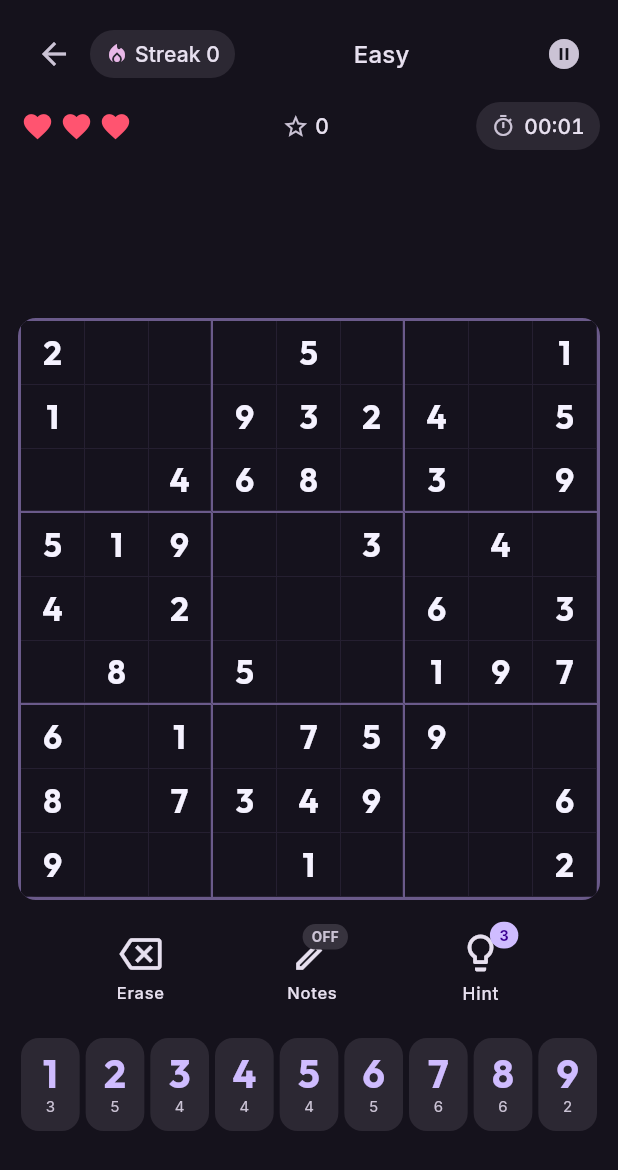
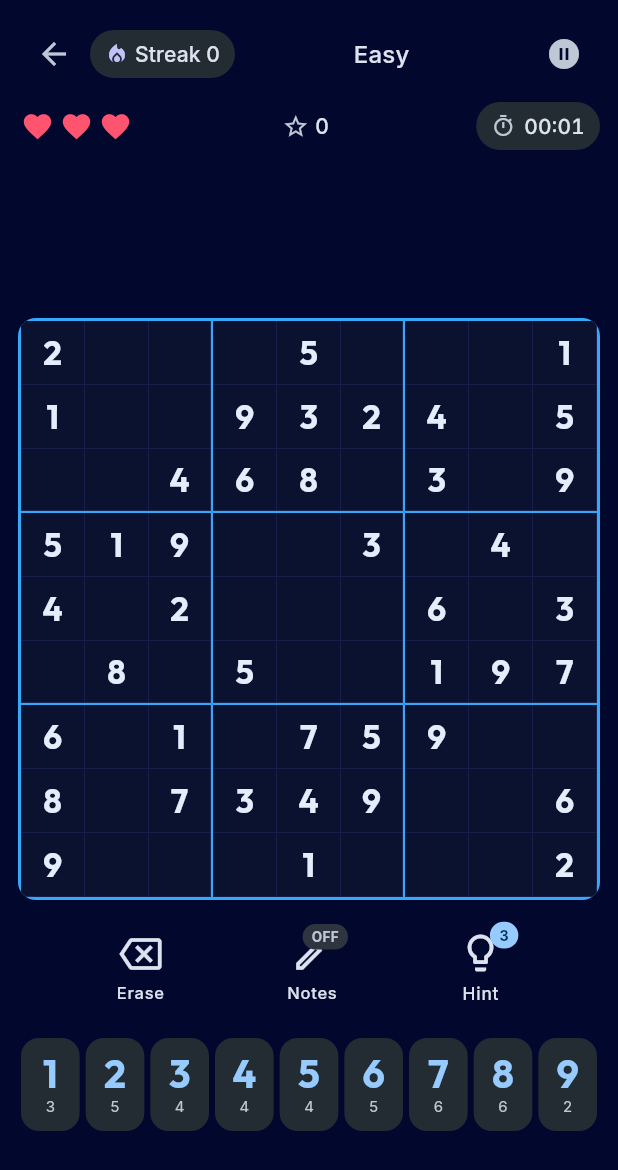
Before and after one commit to BradHeff/HeffelHoff-Sudoku, a Flutter app: the screen it shows after launch, after a tap on an icon or button, on a phone screen of 412 x 824 dp. Shown: the top 1170 px of the screen. Run offline on Flutter 3.47's test engine with Material 3 defaults, Android fonts, the phone set to English and light mode, and no system bars; drawn by our look-alikes of flutter_animate; our stand-ins replace confetti, flutter_riverpod, go_router, google_fonts, supabase_flutter; accounts and stored records are empty.

Commit message:
Brand the app: icons, animated splash, neon palette, BRANDING.md
Replace default Flutter branding with the HeffelHoff neon-circuit
identity sourced from playstore-Logo.png + Logo.png:

- assets/branding/{logo,playstore_icon}.png — canonical logo files
  used by the icon/splash generators and in-app
- flutter_launcher_icons regenerates Android (adaptive + monochrome)
  and iOS launcher icons from playstore_icon.png with a #01072D
  navy adaptive background
- flutter_native_splash regenerates the OS-level splash drawable
  (deep-navy backdrop, centered Logo) for Android + Android 12+ +
  iOS LaunchImage
- New SplashScreen route at /splash: rotating cyan/violet/magenta
  spark ring, neon-glow halo behind the brain Logo, scale-in +
  shimmer, "HEFFELHOFF / SUDOKU" wordmark with cyan→violet
  ShaderMask gradient. Auto-navigates to / after 2.2s.
- AppPalette and AppTheme repainted from the icon's extracted
  palette: cyan #36A8FA primary, electric blue #1948E0 secondary,
  royal violet #A35DF4 tertiary, deep navy #01072D background.
  Cell highlights now read from the new tokens (selected = full
  cyan with dark-on-cyan digit for contrast; same-digit =
  electric blue, very visible against the dark navy board).
- Difficulty-select screen replaces the old static gradient text
  with the brain Logo + cyan glow halo + cyan→violet→ice wordmark
- Theme scaffold + app bar now use brand-navy (#01072D) instead
  of the auto-generated scheme.surface so the dark mode reads as
  the brand background, not generic Material 3 grey-violet
- New docs/BRANDING.md guidelines: logo usage rules (when to use
  Logo vs playstore_icon), the seven-color brand palette with
  hex + role, game-state cell tokens, achievement gradients,
  particle palette, typography (Outfit + Inter), icon-design
  principles, animation principles, voice & tone, quick-ref
  Dart constants
- README links to BRANDING.md alongside PLAN.md

```diff
--- a/lib/core/theme/app_colors.dart
+++ b/lib/core/theme/app_colors.dart
@@ -83,33 +83,44 @@ class AppPalette extends ThemeExtension<AppPalette> {
   /// Thick lines between 3×3 boxes.
   final Color boardLineThick;
 
+  // ---------------------------------------------------------------------
+  // Brand palette extracted from assets/branding/playstore_icon.png:
+  //   #01072D deep navy   — base background
+  //   #030D4E dark navy   — surface
+  //   #05166F mid navy    — elevated surface
+  //   #1948E0 electric    — secondary accent (peer wash, info)
+  //   #36A8FA cyan glow   — PRIMARY brand accent (selected, headlines)
+  //   #A35DF4 violet      — tertiary accent (HH letterform, achievements)
+  //   #E4EDFC pale ice    — foreground text on dark surfaces
+  // See docs/BRANDING.md for the canonical guide.
+  // ---------------------------------------------------------------------
   static const dark = AppPalette(
     goldFrame: [Color(0xFFFFD700), Color(0xFFFFA500)],
     silverFrame: [Color(0xFFC0C0C0), Color(0xFFE5E4E2)],
     bronzeFrame: [Color(0xFFCD7F32), Color(0xFFB87333)],
     lifeRed: Color(0xFFFF5470),
     lifeRedFaded: Color(0x33FF5470),
-    iqGenius: [Color(0xFFB388FF), Color(0xFF7C4DFF), Color(0xFF536DFE)],
+    iqGenius: [Color(0xFF36A8FA), Color(0xFFA35DF4), Color(0xFFE4EDFC)],
     particleTints: [
+      Color(0xFF36A8FA),
+      Color(0xFFA35DF4),
+      Color(0xFF1948E0),
+      Color(0xFFE4EDFC),
       Color(0xFFFFD700),
-      Color(0xFFB388FF),
-      Color(0xFF80DEEA),
-      Color(0xFFFF80AB),
       Color(0xFFFFFFFF),
-      Color(0xFF00E5FF),
     ],
-    cellSurface: Color(0xFF15121D),
-    cellPeer: Color(0xFF231C36),
-    cellSameDigit: Color(0xFF3F2A6E),
-    cellSelected: Color(0xFF7C4DFF),
-    cellSelectedFg: Color(0xFFFFFFFF),
-    cellWrong: Color(0xFF5C1F2E),
-    cellWrongFg: Color(0xFFFFB4BF),
-    cellGivenDigit: Color(0xFFF5F2FF),
-    cellUserDigit: Color(0xFFCBB5FF),
-    cellSameDigitFg: Color(0xFFFFFFFF),
-    boardLine: Color(0xFF2A2438),
-    boardLineThick: Color(0xFF6A5A8A),
+    cellSurface: Color(0xFF0A1230),
+    cellPeer: Color(0xFF152459),
+    cellSameDigit: Color(0xFF1948E0),
+    cellSelected: Color(0xFF36A8FA),
+    cellSelectedFg: Color(0xFF01072D),
+    cellWrong: Color(0xFF4A1430),
+    cellWrongFg: Color(0xFFFFB0C4),
+    cellGivenDigit: Color(0xFFE4EDFC),
+    cellUserDigit: Color(0xFF36A8FA),
+    cellSameDigitFg: Color(0xFFE4EDFC),
+    boardLine: Color(0xFF1A2454),
+    boardLineThick: Color(0xFF36A8FA),
   );
 
   static const light = AppPalette(
--- a/lib/core/theme/app_theme.dart
+++ b/lib/core/theme/app_theme.dart
@@ -3,11 +3,19 @@ import 'package:flutter/material.dart';
 import 'app_colors.dart';
 import 'app_text_styles.dart';
 
-/// Material 3 themes. Default seed is the Material baseline deep violet
-/// (#6750A4). A neon alternate (#00E0FF) ships in Phase 4 via settings.
+/// Material 3 themes. The default seed is HeffelHoff brand cyan
+/// (#36A8FA) — extracted from assets/branding/playstore_icon.png and
+/// documented in docs/BRANDING.md. A retro-violet alternate
+/// (#7C4DFF) ships in Phase 4 via settings.
 class AppTheme {
-  static const Color seedDefault = Color(0xFF6750A4);
-  static const Color seedNeon = Color(0xFF00E0FF);
+  /// HeffelHoff brand cyan. Use for primary actions, headlines, focus.
+  static const Color seedDefault = Color(0xFF36A8FA);
+
+  /// Alternate retro-violet seed (Phase 4 settings toggle).
+  static const Color seedNeon = Color(0xFF7C4DFF);
+
+  /// Brand background — deep navy that matches the icon's grid backdrop.
+  static const Color brandBackground = Color(0xFF01072D);
 
   static ThemeData light({Color seed = seedDefault}) {
     final scheme = ColorScheme.fromSeed(
@@ -29,13 +37,14 @@ class AppTheme {
 
   static ThemeData _build(ColorScheme scheme, AppPalette palette) {
     final textTheme = buildTextTheme(scheme);
+    final isDark = scheme.brightness == Brightness.dark;
     return ThemeData(
       useMaterial3: true,
       colorScheme: scheme,
       textTheme: textTheme,
-      scaffoldBackgroundColor: scheme.surface,
+      scaffoldBackgroundColor: isDark ? brandBackground : scheme.surface,
       appBarTheme: AppBarTheme(
-        backgroundColor: scheme.surface,
+        backgroundColor: isDark ? brandBackground : scheme.surface,
         foregroundColor: scheme.onSurface,
         elevation: 0,
         scrolledUnderElevation: 0,
--- a/lib/features/sudoku/presentation/difficulty_select_screen.dart
+++ b/lib/features/sudoku/presentation/difficulty_select_screen.dart
@@ -22,28 +22,66 @@ class DifficultySelectScreen extends ConsumerWidget {
           child: Column(
             crossAxisAlignment: CrossAxisAlignment.stretch,
             children: [
-              const SizedBox(height: 24),
-              Text(
-                'HeffelHoff',
-                style: iqDisplayStyle(context, size: 36, color: scheme.onSurfaceVariant),
+              const SizedBox(height: 12),
+              // Brand logo + wordmark hero block.
+              Row(
+                children: [
+                  Container(
+                    width: 64,
+                    height: 64,
+                    decoration: BoxDecoration(
+                      shape: BoxShape.circle,
+                      boxShadow: [
+                        BoxShadow(
+                          color: scheme.primary.withValues(alpha: 0.45),
+                          blurRadius: 24,
+                          spreadRadius: 1,
+                        ),
+                      ],
+                    ),
+                    child: Image.asset('assets/branding/logo.png'),
+                  ).animate().fadeIn(duration: 400.ms).scale(
+                        begin: const Offset(0.6, 0.6),
+                        end: const Offset(1, 1),
+                        duration: 400.ms,
+                        curve: Curves.easeOutBack,
+                      ),
+                  const SizedBox(width: 16),
+                  Expanded(
+                    child: Column(
+                      crossAxisAlignment: CrossAxisAlignment.start,
+                      children: [
+                        Text(
+                          'HEFFELHOFF',
+                          style: iqDisplayStyle(
+                            context,
+                            size: 14,
+                            color: scheme.onSurfaceVariant,
+                          ).copyWith(letterSpacing: 4, fontWeight: FontWeight.w400),
+                        ),
+                        ShaderMask(
+                          shaderCallback: (rect) => LinearGradient(
+                            colors: palette.iqGenius,
+                          ).createShader(rect),
+                          child: Text(
+                            'SUDOKU',
+                            style: iqDisplayStyle(context, size: 40, color: Colors.white)
+                                .copyWith(letterSpacing: 4, fontWeight: FontWeight.w900),
+                          ),
+                        ).animate().fadeIn(duration: 400.ms).slideY(begin: 0.2),
+                      ],
+                    ),
+                  ),
+                ],
               ),
-              Text(
-                'SUDOKU',
-                style: iqDisplayStyle(context, size: 64).copyWith(
-                  foreground: Paint()
-                    ..shader = LinearGradient(
-                      colors: palette.iqGenius,
-                    ).createShader(const Rect.fromLTWH(0, 0, 360, 80)),
-                ),
-              ).animate().fadeIn(duration: 400.ms).slideY(begin: 0.2),
-              const SizedBox(height: 8),
+              const SizedBox(height: 12),
               Text(
                 'Pick your difficulty.',
                 style: Theme.of(context).textTheme.bodyLarge?.copyWith(
                       color: scheme.onSurfaceVariant,
                     ),
               ),
-              const SizedBox(height: 32),
+              const SizedBox(height: 24),
               Expanded(
                 child: ListView.separated(
                   itemCount: Difficulty.values.length,
--- /dev/null
+++ b/lib/features/sudoku/presentation/splash_screen.dart
@@ -0,0 +1,200 @@
+import 'dart:math' as math;
+
+import 'package:flutter/material.dart';
+import 'package:flutter_animate/flutter_animate.dart';
+import 'package:go_router/go_router.dart';
+
+import '../../../core/theme/app_text_styles.dart';
+
+/// Animated in-app splash. Shown on first launch after the OS-level
+/// native splash hands off. Deep-navy backdrop with the brain Logo
+/// scaling in + neon pulsing, framed by a slow-rotating ring of
+/// cyan/violet/magenta sparks. Auto-navigates to the home route
+/// after [duration].
+class SplashScreen extends StatefulWidget {
+  const SplashScreen({
+    super.key,
+    this.duration = const Duration(milliseconds: 2200),
+  });
+
+  final Duration duration;
+
+  @override
+  State<SplashScreen> createState() => _SplashScreenState();
+}
+
+class _SplashScreenState extends State<SplashScreen> with SingleTickerProviderStateMixin {
+  late final AnimationController _ringController;
+
+  @override
+  void initState() {
+    super.initState();
+    _ringController = AnimationController(
+      vsync: this,
+      duration: const Duration(seconds: 8),
+    )..repeat();
+    Future<void>.delayed(widget.duration, () {
+      if (!mounted) return;
+      context.go('/');
+    });
+  }
+
+  @override
+  void dispose() {
+    _ringController.dispose();
+    super.dispose();
+  }
+
+  @override
+  Widget build(BuildContext context) {
+    return Scaffold(
+      backgroundColor: const Color(0xFF01072D),
+      body: Stack(
+        alignment: Alignment.center,
+        children: [
+          // Faint grid backdrop hint — same vibe as the playstore icon.
+          const Positioned.fill(child: _GridBackdrop()),
+
+          // Slow-rotating spark ring around the logo.
+          AnimatedBuilder(
+            animation: _ringController,
+            builder: (context, _) => CustomPaint(
+              size: const Size(360, 360),
+              painter: _SparkRingPainter(t: _ringController.value),
+            ),
+          ),
+
+          // The brain Logo with a soft neon halo behind it.
+          Container(
+            width: 240,
+            height: 240,
+            decoration: BoxDecoration(
+              shape: BoxShape.circle,
+              gradient: const RadialGradient(
+                colors: [Color(0x6636A8FA), Color(0x0036A8FA)],
+                stops: [0, 1],
+              ),
+              boxShadow: [
+                BoxShadow(
+                  color: const Color(0xFF36A8FA).withValues(alpha: 0.45),
+                  blurRadius: 60,
+                  spreadRadius: 8,
+                ),
+              ],
+            ),
+            child: Padding(
+              padding: const EdgeInsets.all(20),
+              child: Image.asset('assets/branding/logo.png'),
+            ),
+          )
+              .animate()
+              .scaleXY(begin: 0.6, end: 1.0, duration: 700.ms, curve: Curves.easeOutBack)
+              .fadeIn(duration: 600.ms)
+              .then(delay: 100.ms)
+              .shimmer(
+                duration: 1200.ms,
+                color: const Color(0xFF36A8FA),
+                size: 0.7,
+              ),
+
+          // Wordmark under the logo.
+          Positioned(
+            bottom: 120,
+            left: 0,
+            right: 0,
+            child: Column(
+              children: [
+                Text(
+                  'HEFFELHOFF',
+                  style: iqDisplayStyle(
+                    context,
+                    size: 22,
+                    color: const Color(0xFFE4EDFC).withValues(alpha: 0.85),
+                  ).copyWith(letterSpacing: 6, fontWeight: FontWeight.w300),
+                  textAlign: TextAlign.center,
+                ).animate(delay: 600.ms).fadeIn(duration: 500.ms),
+                const SizedBox(height: 4),
+                ShaderMask(
+                  shaderCallback: (rect) => const LinearGradient(
+                    colors: [Color(0xFF36A8FA), Color(0xFFA35DF4)],
+                  ).createShader(rect),
+                  child: Text(
+                    'SUDOKU',
+                    style: iqDisplayStyle(context, size: 48, color: Colors.white)
+                        .copyWith(letterSpacing: 8, fontWeight: FontWeight.w900),
+                    textAlign: TextAlign.center,
+                  ),
+                ).animate(delay: 800.ms).fadeIn(duration: 600.ms).slideY(begin: 0.2, end: 0),
+              ],
+            ),
+          ),
+        ],
+      ),
+    );
+  }
+}
+
+/// Subtle dotted-grid backdrop, hinting at the Sudoku grid behind the
+/// circuit brain in the playstore icon.
+class _GridBackdrop extends StatelessWidget {
+  const _GridBackdrop();
+  @override
+  Widget build(BuildContext context) => CustomPaint(painter: _GridPainter());
+}
+
+class _GridPainter extends CustomPainter {
+  @override
+  void paint(Canvas canvas, Size size) {
+    final paint = Paint()
+      ..color = const Color(0xFF1948E0).withValues(alpha: 0.12)
+      ..strokeWidth = 1;
+    const step = 48.0;
+    for (var x = 0.0; x < size.width; x += step) {
+      canvas.drawLine(Offset(x, 0), Offset(x, size.height), paint);
+    }
+    for (var y = 0.0; y < size.height; y += step) {
+      canvas.drawLine(Offset(0, y), Offset(size.width, y), paint);
+    }
+  }
+
+  @override
+  bool shouldRepaint(covariant _GridPainter old) => false;
+}
+
+/// 12 cyan/violet/magenta sparks orbiting the logo. Each spark is a
+/// small radial dot with a glow.
+class _SparkRingPainter extends CustomPainter {
+  _SparkRingPainter({required this.t});
+  final double t;
+
+  static const _palette = [
+    Color(0xFF36A8FA),
+    Color(0xFFA35DF4),
+    Color(0xFFE4EDFC),
+  ];
+
+  @override
+  void paint(Canvas canvas, Size size) {
+    final center = Offset(size.width / 2, size.height / 2);
+    final radius = size.width / 2 - 12;
+    const count = 14;
+    for (var i = 0; i < count; i++) {
+      final theta = (math.pi * 2) * (i / count) + t * math.pi * 2;
+      final pos = center + Offset(math.cos(theta), math.sin(theta)) * radius;
+      final color = _palette[i % _palette.length];
+      // Glow halo
+      canvas.drawCircle(
+        pos,
+        6,
+        Paint()
+          ..color = color.withValues(alpha: 0.25)
+          ..maskFilter = const MaskFilter.blur(BlurStyle.normal, 6),
+      );
+      // Bright core
+      canvas.drawCircle(pos, 2.5, Paint()..color = color);
+    }
+  }
+
+  @override
+  bool shouldRepaint(covariant _SparkRingPainter old) => old.t != t;
+}
--- a/lib/router.dart
+++ b/lib/router.dart
@@ -1,14 +1,19 @@
 import 'package:flutter_riverpod/flutter_riverpod.dart';
 import 'package:go_router/go_router.dart';
 
+import 'features/sudoku/domain/difficulty.dart';
 import 'features/sudoku/presentation/difficulty_select_screen.dart';
 import 'features/sudoku/presentation/game_screen.dart';
-import 'features/sudoku/domain/difficulty.dart';
+import 'features/sudoku/presentation/splash_screen.dart';
 
 final routerProvider = Provider<GoRouter>((ref) {
   return GoRouter(
-    initialLocation: '/',
+    initialLocation: '/splash',
     routes: [
+      GoRoute(
+        path: '/splash',
+        builder: (context, state) => const SplashScreen(),
+      ),
       GoRoute(
         path: '/',
         builder: (context, state) => const DifficultySelectScreen(),
```
Also changed, not shown: pubspec.yaml (+42 -0 lines), Logo.png (added), assets/branding/logo.png (added), assets/branding/playstore_icon.png (added), playstore-Logo.png (added), pubspec.lock, 73 other files.
